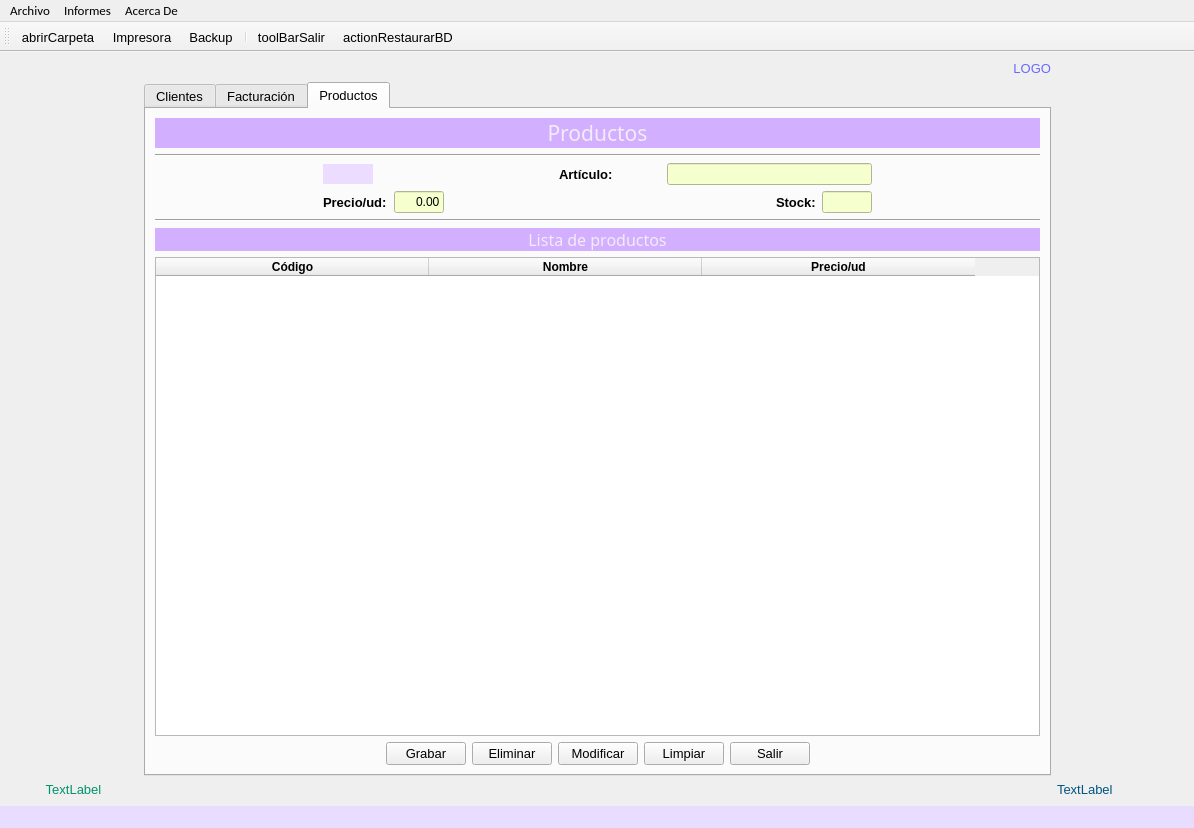
Before: the Qt Designer form ventana.ui in cegola/GOMEZLANGE, drawn with Qt 5.
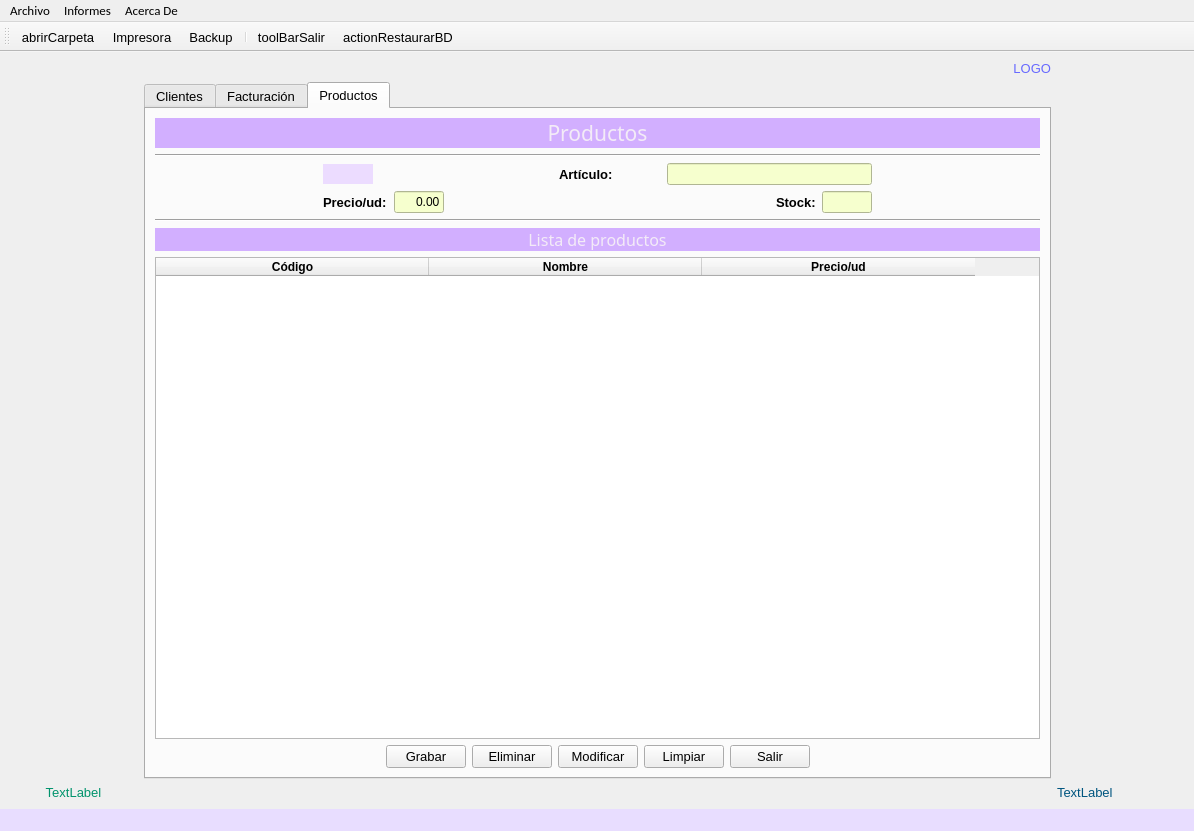
After: the same form once the commit is applied. Icons and pictures are not drawn.

The edit to the form file:
```diff
--- a/ventana.ui
+++ b/ventana.ui
@@ -7,7 +7,7 @@
     <x>0</x>
     <y>0</y>
     <width>1194</width>
-    <height>828</height>
+    <height>831</height>
    </rect>
   </property>
   <property name="sizePolicy">
```
Left out of the diff: 7 changed lines with no effect on the pictures.
